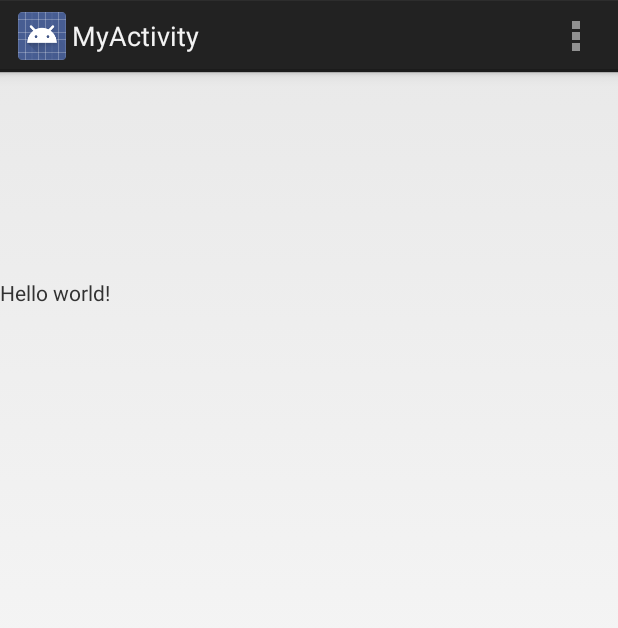
After one commit to alse59/AmbitionList, an Android app: the MyActivity screen opened directly, with no data from a screen before it, on a phone screen of 412 x 824 dp. The commit adds this screen. Shown: the top 628 px of the screen. Run offline under Robolectric (Android 15) with nearby library versions, the phone set to English and light mode, and no system bars.

```diff
--- a/app/src/main/AndroidManifest.xml
+++ b/app/src/main/AndroidManifest.xml
@@ -8,7 +8,7 @@
         android:label="@string/app_name"
         android:theme="@style/AppTheme" >
         <activity
-            android:name=".AmbitionList"
+            android:name=".activity.AmbitionList"
             android:label="@string/app_name" >
             <intent-filter>
                 <action android:name="android.intent.action.MAIN" />
@@ -16,6 +16,10 @@
                 <category android:name="android.intent.category.LAUNCHER" />
             </intent-filter>
         </activity>
+        <activity
+            android:name=".activity.MyActivity"
+            android:label="@string/title_activity_my" >
+        </activity>
     </application>
 
 </manifest>
--- /dev/null
+++ b/app/src/main/java/com/example/wataru/ambitionlist/activity/MyActivity.java
@@ -0,0 +1,38 @@
+package com.example.wataru.ambitionlist.activity;
+
+import android.app.Activity;
+import android.os.Bundle;
+import android.view.Menu;
+import android.view.MenuItem;
+
+import com.example.wataru.ambitionlist.R;
+
+
+public class MyActivity extends Activity {
+
+    @Override
+    protected void onCreate(Bundle savedInstanceState) {
+        super.onCreate(savedInstanceState);
+        setContentView(R.layout.activity_my);
+    }
+
+
+    @Override
+    public boolean onCreateOptionsMenu(Menu menu) {
+        // Inflate the menu; this adds items to the action bar if it is present.
+        getMenuInflater().inflate(R.menu.my, menu);
+        return true;
+    }
+
+    @Override
+    public boolean onOptionsItemSelected(MenuItem item) {
+        // Handle action bar item clicks here. The action bar will
+        // automatically handle clicks on the Home/Up button, so long
+        // as you specify a parent activity in AndroidManifest.xml.
+        int id = item.getItemId();
+        if (id == R.id.action_settings) {
+            return true;
+        }
+        return super.onOptionsItemSelected(item);
+    }
+}
--- a/app/src/main/res/layout/activity_ambition_list.xml
+++ b/app/src/main/res/layout/activity_ambition_list.xml
@@ -25,9 +25,6 @@
                 android:layout_gravity="right" />
 
         </LinearLayout>
-
-
-
         <ListView
             android:layout_width="match_parent"
             android:layout_height="wrap_content"
@@ -35,4 +32,6 @@
             android:layout_gravity="center_vertical"
             android:layout_weight="1"
             android:choiceMode="multipleChoice"/>
+
+
 </LinearLayout>
--- /dev/null
+++ b/app/src/main/res/layout/activity_my.xml
@@ -0,0 +1,22 @@
+<LinearLayout xmlns:android="http://schemas.android.com/apk/res/android"
+    xmlns:tools="http://schemas.android.com/tools"
+    android:layout_width="match_parent"
+    android:layout_height="match_parent"
+    tools:context="com.example.wataru.ambitionlist.activity.MyActivity"
+    android:orientation="vertical">
+    <HorizontalScrollView
+        android:layout_width="wrap_content"
+        android:layout_height="wrap_content"
+        android:id="@+id/horizontalScrollView"
+        android:layout_below="@+id/textView"
+        android:layout_alignParentLeft="true"
+        android:layout_alignParentStart="true"
+        android:layout_marginTop="137dp">
+        <TextView
+            android:text="@string/hello_world"
+            android:layout_width="wrap_content"
+            android:layout_height="wrap_content"
+            android:id="@+id/textView" />
+    </HorizontalScrollView>
+
+</LinearLayout>
--- /dev/null
+++ b/app/src/main/res/menu/my.xml
@@ -0,0 +1,8 @@
+<menu xmlns:android="http://schemas.android.com/apk/res/android"
+    xmlns:tools="http://schemas.android.com/tools"
+    tools:context="com.example.wataru.ambitionlist.activity.MyActivity" >
+    <item android:id="@+id/action_settings"
+        android:title="@string/action_settings"
+        android:orderInCategory="100"
+        android:showAsAction="never" />
+</menu>
--- a/app/src/main/res/values/strings.xml
+++ b/app/src/main/res/values/strings.xml
@@ -4,5 +4,6 @@
     <string name="app_name">AmbitionList</string>
     <string name="hello_world">Hello world!</string>
     <string name="action_settings">Settings</string>
+    <string name="title_activity_my">MyActivity</string>
 
 </resources>
```
Also changed, not shown: app/src/main/java/com/example/wataru/ambitionlist/AmbitionList.java (deleted, +0 -169 lines), app/src/main/java/com/example/wataru/ambitionlist/activity/AmbitionList.java (added, +262 -0 lines), app/src/main/java/com/example/wataru/ambitionlist/dao/AmbitionDao.java (+26 -21 lines). Lines whose indentation alone changed are shown as unchanged.
